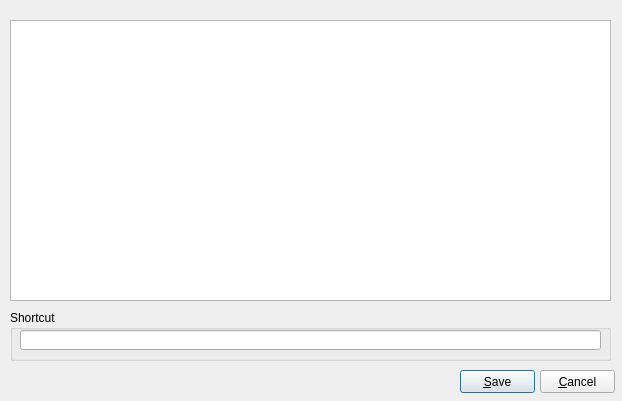
The window that src/gui/Src/Gui/ShortcutsDialog.ui (x64dbg/x64dbg) describes before a commit, drawn with Qt 5.
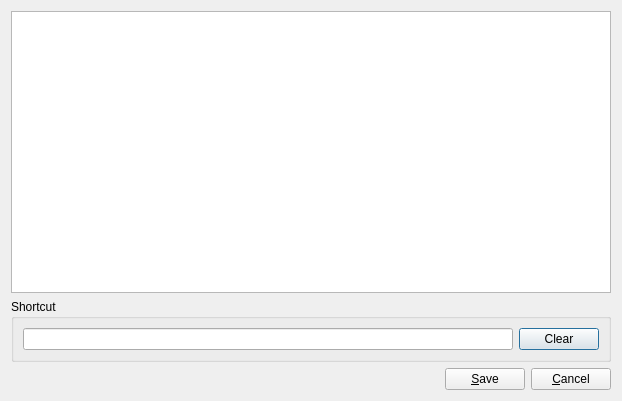
The same window after the commit. Icons and pictures are not drawn. Custom widgets are drawn as their Qt base class.

Commit message: Add auto-scrolling to tables. Add clear shortcut button. Fix bug with shortcut edit in favourites dialog.

```diff
--- a/src/gui/Src/Gui/ShortcutsDialog.ui
+++ b/src/gui/Src/Gui/ShortcutsDialog.ui
@@ -17,65 +17,61 @@
    <iconset resource="../../resource.qrc">
     <normaloff>:/icons/images/shortcut.png</normaloff>:/icons/images/shortcut.png</iconset>
   </property>
-  <widget class="QTableWidget" name="tblShortcuts">
-   <property name="geometry">
-    <rect>
-     <x>10</x>
-     <y>20</y>
-     <width>601</width>
-     <height>281</height>
-    </rect>
-   </property>
-  </widget>
+  <layout class="QVBoxLayout" name="verticalLayout">
+   <item>
+    <widget class="QTableWidget" name="tblShortcuts"/>
+   </item>
+   <item>
   <widget class="QGroupBox" name="groupBox">
-   <property name="geometry">
-    <rect>
-     <x>10</x>
-     <y>310</y>
-     <width>601</width>
-     <height>51</height>
-    </rect>
-   </property>
    <property name="title">
     <string>Shortcut</string>
    </property>
-   <widget class="ShortcutEdit" name="shortcutEdit">
-    <property name="geometry">
-     <rect>
-      <x>10</x>
-      <y>20</y>
-      <width>581</width>
+     <layout class="QHBoxLayout" name="horizontalLayout">
+      <item>
+       <widget class="ShortcutEdit" name="shortcutEdit"/>
+      </item>
+      <item>
+       <widget class="QPushButton" name="btnClearShortcut">
+        <property name="text">
+         <string>Clear</string>
+        </property>
+       </widget>
+      </item>
+     </layout>
+    </widget>
+   </item>
+   <item>
+    <layout class="QHBoxLayout" name="horizontalLayout_2">
+     <item>
+      <spacer name="horizontalSpacer">
+       <property name="orientation">
+        <enum>Qt::Horizontal</enum>
+       </property>
+       <property name="sizeHint" stdset="0">
+        <size>
+         <width>40</width>
       <height>20</height>
-     </rect>
-    </property>
-   </widget>
-  </widget>
+        </size>
+       </property>
+      </spacer>
+     </item>
+     <item>
   <widget class="QPushButton" name="btnSave">
-   <property name="geometry">
-    <rect>
-     <x>460</x>
-     <y>370</y>
-     <width>75</width>
-     <height>23</height>
-    </rect>
-   </property>
    <property name="text">
     <string>&amp;Save</string>
    </property>
   </widget>
+     </item>
+     <item>
   <widget class="QPushButton" name="btnCancel">
-   <property name="geometry">
-    <rect>
-     <x>540</x>
-     <y>370</y>
-     <width>75</width>
-     <height>23</height>
-    </rect>
-   </property>
    <property name="text">
     <string>&amp;Cancel</string>
    </property>
   </widget>
+     </item>
+    </layout>
+   </item>
+  </layout>
  </widget>
  <customwidgets>
   <customwidget>
```
Lines whose indentation alone changed are shown as unchanged. The commit also changes 6 other files.
